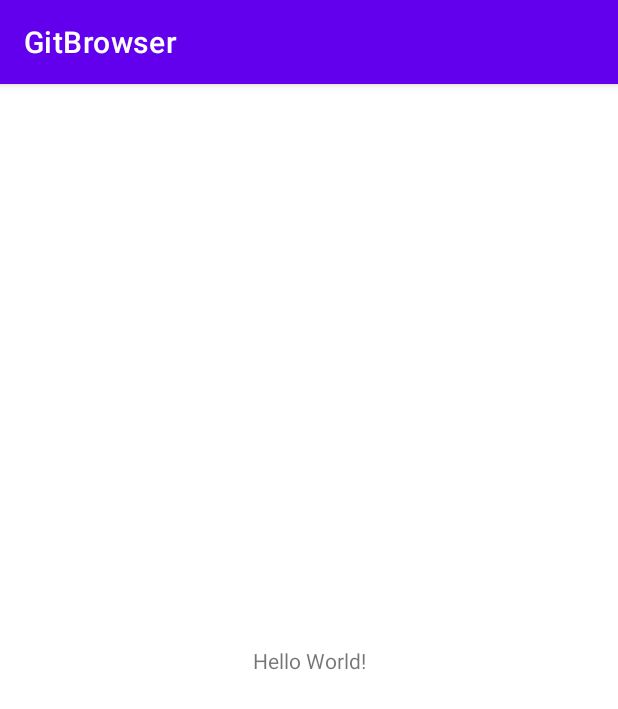
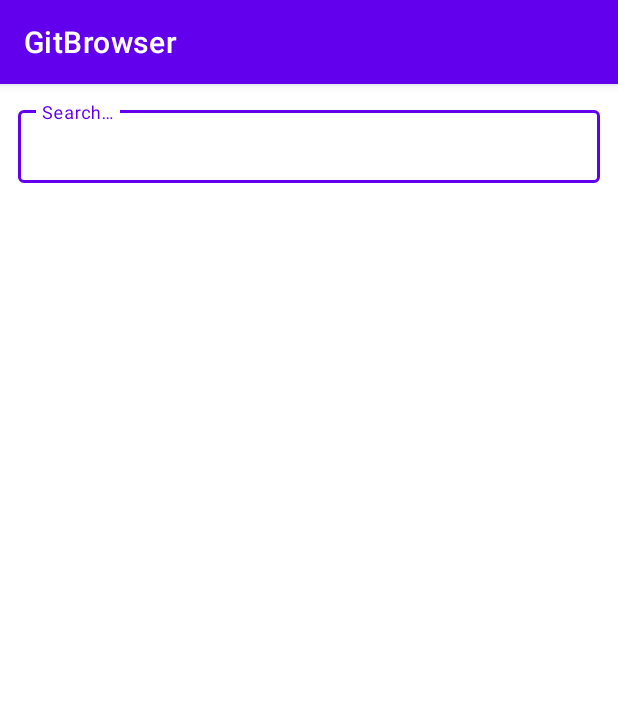
Before and after one commit to TomislavNovacic/GitBrowser, an Android app: the screen it shows after launch (SearchActivity), on a phone screen of 412 x 824 dp. Shown: the top 709 px of the screen. Run offline under Robolectric (Android 15) with nearby library versions, the phone set to English and light mode, and no system bars; libraries missing offline, so code that uses them is left out: com.jakewharton.threetenabp; pictures from the network do not load; 1 statement that could not run was skipped.

Commit message:
Updated SearchActivity

```diff
--- a/app/build.gradle
+++ b/app/build.gradle
@@ -18,6 +18,10 @@ android {
     compileOptions {
         sourceCompatibility JavaVersion.VERSION_1_8
         targetCompatibility JavaVersion.VERSION_1_8
+    }
+
+    kotlinOptions {
+        jvmTarget = "1.8"
     }
 
     buildTypes {
--- a/app/src/main/AndroidManifest.xml
+++ b/app/src/main/AndroidManifest.xml
@@ -12,7 +12,7 @@
         android:roundIcon="@mipmap/ic_launcher_round"
         android:supportsRtl="true"
         android:theme="@style/AppTheme">
-        <activity android:name=".SearchActivity">
+        <activity android:name=".ui.search.SearchActivity">
             <intent-filter>
                 <action android:name="android.intent.action.MAIN" />
 
--- a/app/src/main/java/com/tomislav/novacic/gitbrowser/SearchActivity.kt
+++ /dev/null
@@ -1,11 +0,0 @@
-package com.tomislav.novacic.gitbrowser
-
-import android.os.Bundle
-import androidx.appcompat.app.AppCompatActivity
-
-class SearchActivity : AppCompatActivity() {
-    override fun onCreate(savedInstanceState: Bundle?) {
-        super.onCreate(savedInstanceState)
-        setContentView(R.layout.activity_search)
-    }
-}
--- /dev/null
+++ b/app/src/main/java/com/tomislav/novacic/gitbrowser/base/BaseActivity.kt
@@ -0,0 +1,16 @@
+package com.tomislav.novacic.gitbrowser.base
+
+import android.os.Bundle
+import androidx.appcompat.app.AppCompatActivity
+
+abstract class BaseActivity : AppCompatActivity() {
+
+    abstract fun provideLayout(): Int
+    abstract fun init()
+
+    override fun onCreate(savedInstanceState: Bundle?) {
+        super.onCreate(savedInstanceState)
+        setContentView(provideLayout())
+        init()
+    }
+}
--- /dev/null
+++ b/app/src/main/java/com/tomislav/novacic/gitbrowser/ui/search/SearchActivity.kt
@@ -0,0 +1,65 @@
+package com.tomislav.novacic.gitbrowser.ui.search
+
+import android.view.View
+import android.view.inputmethod.EditorInfo
+import android.widget.LinearLayout
+import androidx.core.view.isVisible
+import androidx.recyclerview.widget.DividerItemDecoration
+import com.tomislav.novacic.gitbrowser.R
+import com.tomislav.novacic.gitbrowser.base.BaseActivity
+import com.tomislav.novacic.gitbrowser.data.OnClick
+import com.tomislav.novacic.gitbrowser.data.RepositoriesAdapter
+import com.tomislav.novacic.gitbrowser.data.source.model.Repository
+import com.tomislav.novacic.gitbrowser.helpers.SearchHelper.Companion.SORT_OPTION_UPDATED
+import com.tomislav.novacic.gitbrowser.helpers.SearchHelper.Companion.order
+import com.tomislav.novacic.gitbrowser.helpers.SearchHelper.Companion.setSortOption
+import com.tomislav.novacic.gitbrowser.helpers.SearchHelper.Companion.sortOption
+import kotlinx.android.synthetic.main.activity_search.*
+import org.koin.android.viewmodel.ext.android.viewModel
+
+class SearchActivity : BaseActivity(), OnClick {
+
+    private val viewModel: SearchViewModel by viewModel()
+    private lateinit var repositoriesAdapter: RepositoriesAdapter
+    private val repositoryList = arrayListOf<Repository>()
+
+    override fun provideLayout() = R.layout.activity_search
+
+    override fun init() {
+        viewModel.loading.observe(this) {
+            progress.visibility = if (it == true) View.VISIBLE else View.GONE
+        }
+
+        viewModel.repositoryList.observe(this) {
+            it.takeUnless { it?.repositories.isNullOrEmpty() }.apply {
+                if (noRepositoriesImg.isVisible) {
+                    noRepositoriesImg.visibility = View.GONE
+                }
+                repositoryList.clear()
+                repositoryList.addAll(it!!.repositories)
+                repositoriesAdapter.notifyDataSetChanged()
+            } ?: run {
+                noRepositoriesImg.visibility = View.VISIBLE
+            }
+        }
+
+        searchKeywords.setOnEditorActionListener { view, actionId, _ ->
+            if (actionId == EditorInfo.IME_ACTION_SEARCH) {
+                if (noRepositoriesImg.isVisible) {
+                    noRepositoriesImg.visibility = View.GONE
+                }
+                setSortOption(SORT_OPTION_UPDATED)
+                viewModel.getRepositoryList(view.text.toString(), sortOption.value, order.value)
+            }
+            false
+        }
+
+        repositoriesAdapter = RepositoriesAdapter(repositoryList, this)
+        recyclerView.addItemDecoration(DividerItemDecoration(applicationContext, LinearLayout.VERTICAL))
+        recyclerView.adapter = repositoriesAdapter
+    }
+
+    override fun onRepositoryClick(repository: Repository) {
+        TODO("Not yet implemented")
+    }
+}
--- /dev/null
+++ b/app/src/main/res/drawable/ic_no_repositories_found.xml
@@ -0,0 +1,22 @@
+<vector xmlns:android="http://schemas.android.com/apk/res/android"
+    android:width="225dp"
+    android:height="224dp"
+    android:viewportWidth="225"
+    android:viewportHeight="224">
+  <path
+      android:pathData="M97.5,1.1c-36.8,4.6 -70.3,29.1 -86.5,63.1 -20.2,42.5 -11.4,93.4 22,126.8 43.5,43.5 115.4,43.7 158.3,0.3 17,-17.1 26.2,-34.3 31.2,-57.8 2.3,-10.8 2.3,-32.2 0,-43 -3.4,-16.3 -10.6,-32.8 -19,-44 -25.4,-33.8 -64.6,-50.5 -106,-45.4zM127.7,18.5c20.5,3.3 37.1,12 52.3,27.4 12.4,12.5 19.8,25.3 24.5,42.1 3.8,13.7 3.7,34.2 -0.2,48.5 -2.2,8.4 -9.4,23.5 -14.7,30.9 -12.8,18 -34.3,32.1 -56.7,37.3 -11,2.5 -32.9,2.2 -43.3,-0.6 -18.9,-5 -32.9,-13.4 -46.4,-27.6 -10.1,-10.6 -16.1,-20.4 -20.8,-34.4 -8.8,-25.4 -6,-53.6 7.7,-77.7 5.4,-9.6 19.3,-24.4 28.9,-30.8 20.6,-13.8 44.3,-19.1 68.7,-15.1z"
+      android:fillColor="#000000"
+      android:strokeColor="#00000000"/>
+  <path
+      android:pathData="M76.8,70.6c-3.7,1.9 -5.8,6.3 -5.8,11.8 0,14.3 21.1,16.6 25,2.7 3,-11.1 -8.9,-20.1 -19.2,-14.5z"
+      android:fillColor="#000000"
+      android:strokeColor="#00000000"/>
+  <path
+      android:pathData="M136.2,71c-3.4,2.1 -6.2,7.2 -6.2,11.3 0,6.3 8.6,13.3 15,12.1 7.5,-1.3 11.7,-7 10.7,-14.7 -1.2,-9 -11.4,-13.6 -19.5,-8.7z"
+      android:fillColor="#000000"
+      android:strokeColor="#00000000"/>
+  <path
+      android:pathData="M99.7,127.5c-13.3,3.6 -26.3,13.9 -31.7,24.9 -2.7,5.5 -3,6.6 -1.9,9 2.6,5.7 8.9,4.5 12.3,-2.3 12.3,-24.1 48.9,-28.3 66.9,-7.7 1,1.2 3.1,4.5 4.8,7.4 4.2,7.2 10.1,8.4 12.8,2.6 1.8,-4.1 -2.4,-12.1 -10.6,-20.3 -7.1,-7.1 -14.2,-11.2 -23.4,-13.6 -6.7,-1.8 -22.7,-1.8 -29.2,-0z"
+      android:fillColor="#000000"
+      android:strokeColor="#00000000"/>
+</vector>
--- a/app/src/main/res/layout/activity_search.xml
+++ b/app/src/main/res/layout/activity_search.xml
@@ -4,15 +4,66 @@
     xmlns:tools="http://schemas.android.com/tools"
     android:layout_width="match_parent"
     android:layout_height="match_parent"
-    tools:context=".SearchActivity">
+    tools:context=".ui.search.SearchActivity">
+
+
+    <com.google.android.material.textfield.TextInputLayout
+        android:id="@+id/searchContainer"
+        style="@style/Widget.MaterialComponents.TextInputLayout.OutlinedBox.Dense"
+        android:layout_width="match_parent"
+        android:layout_height="wrap_content"
+        android:layout_margin="@dimen/margin_standard"
+        app:layout_constraintBottom_toTopOf="@id/recyclerView"
+        app:layout_constraintEnd_toEndOf="parent"
+        app:layout_constraintStart_toStartOf="parent"
+        app:layout_constraintTop_toTopOf="parent">
+
+        <com.google.android.material.textfield.TextInputEditText
+            android:id="@+id/searchKeywords"
+            android:layout_width="match_parent"
+            android:layout_height="wrap_content"
+            android:hint="@string/search_hint"
+            android:imeOptions="actionSearch"
+            android:inputType="text"
+            android:singleLine="true" />
+
+    </com.google.android.material.textfield.TextInputLayout>
+
+    <androidx.recyclerview.widget.RecyclerView
+        android:id="@+id/recyclerView"
+        android:layout_width="match_parent"
+        android:layout_height="0dp"
+        app:layoutManager="androidx.recyclerview.widget.LinearLayoutManager"
+        app:layout_constraintBottom_toBottomOf="parent"
+        app:layout_constraintEnd_toEndOf="parent"
+        app:layout_constraintStart_toStartOf="parent"
+        app:layout_constraintTop_toBottomOf="@id/searchContainer"
+        app:layout_constraintVertical_weight="1"
+        tools:listitem="@layout/item_repository" />
+
+    <ProgressBar
+        android:id="@+id/progress"
+        android:layout_width="wrap_content"
+        android:layout_height="wrap_content"
+        android:indeterminateTint="@color/colorPrimaryDark"
+        app:layout_constraintBottom_toBottomOf="parent"
+        app:layout_constraintEnd_toEndOf="parent"
+        app:layout_constraintStart_toStartOf="parent"
+        app:layout_constraintTop_toTopOf="parent" />
 
     <TextView
+        android:id="@+id/noRepositoriesImg"
         android:layout_width="wrap_content"
         android:layout_height="wrap_content"
-        android:text="Hello World!"
+        android:drawablePadding="@dimen/margin_XL"
+        android:text="@string/no_repositories_label"
+        android:textColor="@android:color/black"
+        android:textSize="24sp"
+        android:visibility="gone"
+        app:drawableTopCompat="@drawable/ic_no_repositories_found"
         app:layout_constraintBottom_toBottomOf="parent"
-        app:layout_constraintLeft_toLeftOf="parent"
-        app:layout_constraintRight_toRightOf="parent"
+        app:layout_constraintEnd_toEndOf="parent"
+        app:layout_constraintStart_toStartOf="parent"
         app:layout_constraintTop_toTopOf="parent" />
 
 </androidx.constraintlayout.widget.ConstraintLayout>
--- a/app/src/main/res/values/dimens.xml
+++ b/app/src/main/res/values/dimens.xml
@@ -3,6 +3,7 @@
     <dimen name="margin_small">8dp</dimen>
     <dimen name="margin_standard">12dp</dimen>
     <dimen name="margin_large">16dp</dimen>
+    <dimen name="margin_XL">24dp</dimen>
     <dimen name="avatar_width">40dp</dimen>
     <dimen name="avatar_height">40dp</dimen>
     <dimen name="icon_width">16dp</dimen>
--- a/app/src/main/res/values/strings.xml
+++ b/app/src/main/res/values/strings.xml
@@ -1,3 +1,5 @@
 <resources>
     <string name="app_name">GitBrowser</string>
+    <string name="search_hint">Search…</string>
+    <string name="no_repositories_label">No repositories found!</string>
 </resources>
```
Also changed, not shown: app/src/main/java/com/tomislav/novacic/gitbrowser/helpers/SearchHelper.kt (added, +50 -0 lines).
